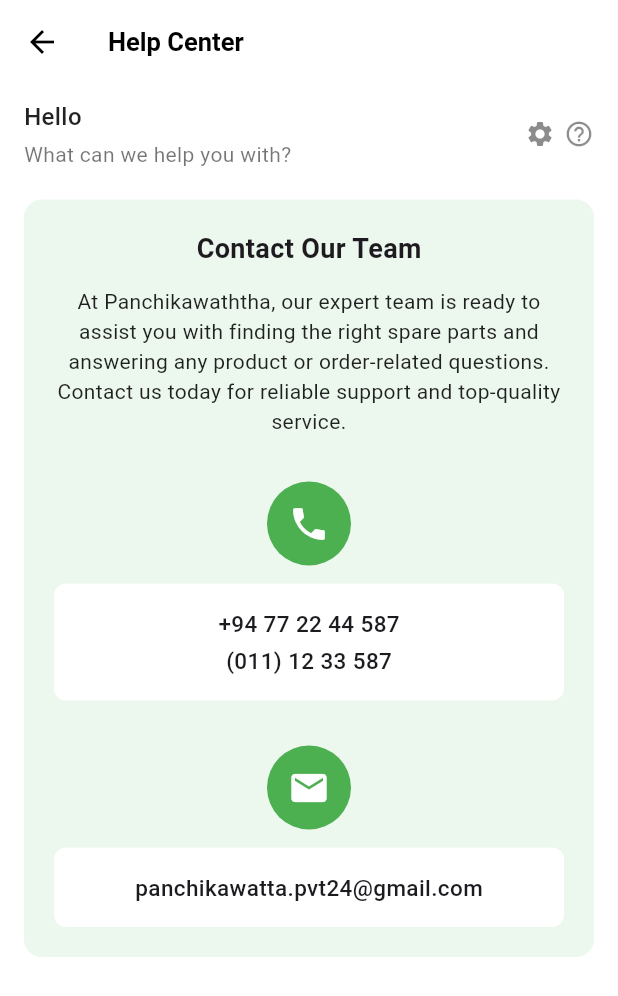
After one commit to ImeshNaveen/Panchikawaththa-MAD-Final-Course-Work, a Flutter app: the screen it shows after launch, after a tap on "Help center Page", on a phone screen of 412 x 824 dp. The commit adds this screen. Shown: the top 996 px of the screen. Run offline on Flutter 3.47's test engine with Material 3 defaults, Android fonts, the phone set to English and light mode, and no system bars; our stand-ins replace flutter_screenutil; network calls fail; Roboto replaces fonts that are missing (SF Pro Text).

Commit message:
help center page added

```diff
--- a/lib/pages/Root.dart
+++ b/lib/pages/Root.dart
@@ -11,6 +11,7 @@ import 'wishlist_page.dart';
 import 'edit_profile_page.dart';
 import 'add_new_card_page.dart';
 import 'setting_page.dart';
+import 'help_center_page.dart';
 
 class RootPage extends StatelessWidget {
   const RootPage({super.key});
@@ -184,6 +185,31 @@ class RootPage extends StatelessWidget {
                   ),
                 ),
               ),
+               Padding(
+                padding: const EdgeInsets.symmetric(vertical: 8.0),
+                child: SizedBox(
+                  width: double.infinity,
+                  child: TextButton(
+                    style: TextButton.styleFrom(
+                      foregroundColor: Colors.white,
+                      backgroundColor: Colors.transparent,
+                      padding: EdgeInsets.all(16.0),
+                      textStyle: TextStyle(fontSize: 16),
+                      side: BorderSide(color: Colors.white),
+                      shape: RoundedRectangleBorder(
+                        borderRadius: BorderRadius.circular(8.0),
+                      ),
+                    ),
+                    onPressed: () {
+                      Navigator.push(
+                        context,
+                        MaterialPageRoute(builder: (context) => HelpCenterPage()),
+                      );
+                    },
+                    child: Text('Help center Page'),
+                  ),
+                ),
+              ),
               Padding(
                 padding: const EdgeInsets.symmetric(vertical: 8.0),
                 child: SizedBox(
--- /dev/null
+++ b/lib/pages/help_center_page.dart
@@ -0,0 +1,196 @@
+import 'package:flutter/material.dart';
+
+void main() {
+  runApp(const HelpCenterPage());
+}
+
+class HelpCenterPage extends StatelessWidget {
+  const HelpCenterPage({super.key});
+
+  @override
+  Widget build(BuildContext context) {
+    return MaterialApp(
+      title: 'Help Center',
+      debugShowCheckedModeBanner: false,
+      theme: ThemeData(
+        primarySwatch: Colors.blue,
+        fontFamily: 'SF Pro Text',
+      ),
+      home: const HelpCenterScreen(),
+    );
+  }
+}
+
+class HelpCenterScreen extends StatelessWidget {
+  const HelpCenterScreen({super.key});
+
+  @override
+  Widget build(BuildContext context) {
+    return Scaffold(
+      backgroundColor: Colors.white,
+      appBar: AppBar(
+        backgroundColor: Colors.white,
+        elevation: 0,
+        leading: const BackButton(color: Colors.black),
+        title: const Text(
+          'Help Center',
+          style: TextStyle(
+            color: Colors.black,
+            fontSize: 17,
+            fontWeight: FontWeight.bold,
+          ),
+        ),
+      ),
+      body: SafeArea(
+        child: SingleChildScrollView(
+          child: Padding(
+            padding: const EdgeInsets.symmetric(horizontal: 16.0),
+            child: Column(
+              crossAxisAlignment: CrossAxisAlignment.start,
+              children: [
+                // Hello section
+                const SizedBox(height: 10),
+                Row(
+                  mainAxisAlignment: MainAxisAlignment.spaceBetween,
+                  children: [
+                    const Column(
+                      crossAxisAlignment: CrossAxisAlignment.start,
+                      children: [
+                        Text(
+                          'Hello',
+                          style: TextStyle(
+                            fontSize: 16,
+                            fontWeight: FontWeight.w500,
+                            color: Colors.black87,
+                          ),
+                        ),
+                        SizedBox(height: 4),
+                        Text(
+                          'What can we help you with?',
+                          style: TextStyle(
+                            fontSize: 14,
+                            color: Colors.black54,
+                          ),
+                        ),
+                      ],
+                    ),
+                    Row(
+                      children: [
+                        Icon(Icons.settings, size: 20, color: Colors.black45),
+                        const SizedBox(width: 6),
+                        Icon(Icons.help_outline,
+                            size: 20, color: Colors.black45),
+                      ],
+                    ),
+                  ],
+                ),
+                const SizedBox(height: 20),
+
+                // Contact Our Team card
+                Container(
+                  width: double.infinity,
+                  padding: const EdgeInsets.all(20),
+                  decoration: BoxDecoration(
+                    color: const Color(0xFFECF7ED),
+                    borderRadius: BorderRadius.circular(12),
+                  ),
+                  child: Column(
+                    children: [
+                      const Text(
+                        'Contact Our Team',
+                        style: TextStyle(
+                          fontSize: 18,
+                          fontWeight: FontWeight.w600,
+                        ),
+                      ),
+                      const SizedBox(height: 12),
+                      const Text(
+                        'At Panchikawaththa, our expert team is ready to assist you with finding the right spare parts and answering any product or order-related questions. Contact us today for reliable support and top-quality service.',
+                        textAlign: TextAlign.center,
+                        style: TextStyle(
+                          fontSize: 14,
+                          height: 1.4,
+                          color: Colors.black87,
+                        ),
+                      ),
+                      const SizedBox(height: 30),
+
+                      // Phone contact
+                      const CircleAvatar(
+                        radius: 28,
+                        backgroundColor: Color(0xFF4CAF50),
+                        child: Icon(
+                          Icons.phone,
+                          color: Colors.white,
+                          size: 28,
+                        ),
+                      ),
+                      const SizedBox(height: 12),
+                      Container(
+                        width: double.infinity,
+                        padding: const EdgeInsets.symmetric(vertical: 16),
+                        decoration: BoxDecoration(
+                          color: Colors.white,
+                          borderRadius: BorderRadius.circular(8),
+                        ),
+                        child: const Column(
+                          children: [
+                            Text(
+                              '+94 77 22 44 587',
+                              style: TextStyle(
+                                fontSize: 15,
+                                fontWeight: FontWeight.w500,
+                              ),
+                            ),
+                            SizedBox(height: 4),
+                            Text(
+                              '(011) 12 33 587',
+                              style: TextStyle(
+                                fontSize: 15,
+                                fontWeight: FontWeight.w500,
+                              ),
+                            ),
+                          ],
+                        ),
+                      ),
+                      const SizedBox(height: 30),
+
+                      // Email contact
+                      const CircleAvatar(
+                        radius: 28,
+                        backgroundColor: Color(0xFF4CAF50),
+                        child: Icon(
+                          Icons.email,
+                          color: Colors.white,
+                          size: 28,
+                        ),
+                      ),
+                      const SizedBox(height: 12),
+                      Container(
+                        width: double.infinity,
+                        padding: const EdgeInsets.symmetric(vertical: 16),
+                        decoration: BoxDecoration(
+                          color: Colors.white,
+                          borderRadius: BorderRadius.circular(8),
+                        ),
+                        child: const Center(
+                          child: Text(
+                            'panchikawatta.pvt24@gmail.com',
+                            style: TextStyle(
+                              fontSize: 15,
+                              fontWeight: FontWeight.w500,
+                            ),
+                          ),
+                        ),
+                      ),
+                    ],
+                  ),
+                ),
+              ],
+            ),
+          ),
+        ),
+      ),
+    );
+  }
+}
```
